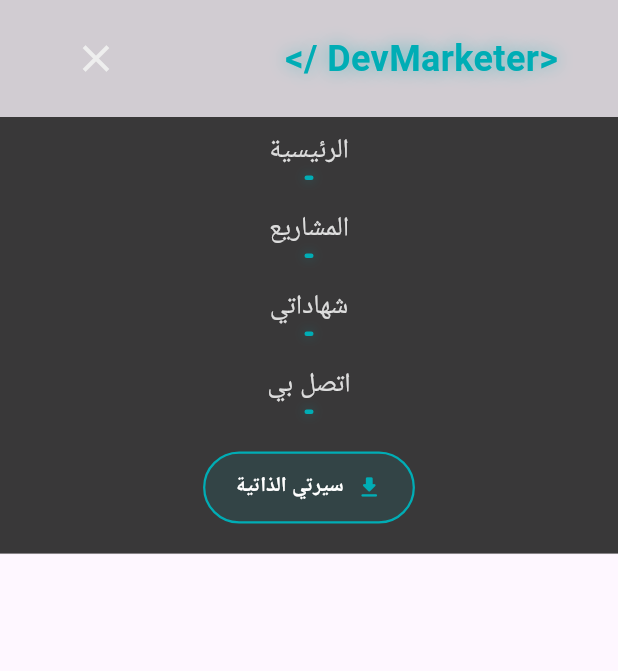
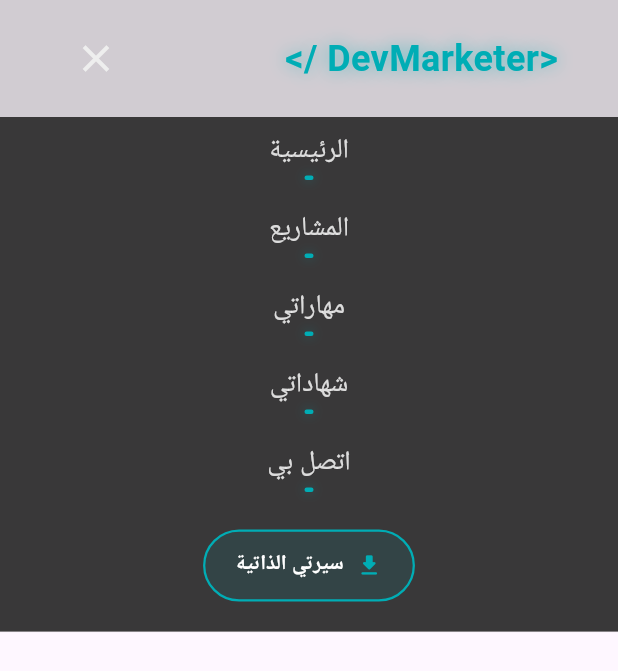
Before and after one commit to Ahmedshrfee/my_website, a Flutter app: the NavBar widget shown alone on an empty page, opened directly, after a tap on the "menu" icon, on a phone screen of 412 x 824 dp. Shown: the top 671 px of the screen. Run offline on Flutter 3.47's test engine with Material 3 defaults, Android fonts, the light colour scheme and no system bars; our stand-ins replace font_awesome_flutter, get, google_fonts; missing offline and left inert: dart:html; Roboto replaces fonts that are missing (Cairo).

Commit message:
add The skills cards and update the nav bar

```diff
--- a/lib/controllers/home_controller.dart
+++ b/lib/controllers/home_controller.dart
@@ -1,21 +1,28 @@
 import 'package:flutter/material.dart';
+import 'package:font_awesome_flutter/font_awesome_flutter.dart';
 import 'package:get/get.dart';
 import 'package:http/http.dart' as http; // لجلب بيانات الملف
 import 'dart:html' as html; // مكتبة الويب للتحميل
 
 import '../models/project_model.dart';
 import '../models/certificate_model.dart';
+import '../models/skill_model.dart';
 
 class HomeController extends GetxController {
 
   // ================== مفاتيح الأقسام (Smooth Scroll) ==================
   final GlobalKey homeKey = GlobalKey();
+  final GlobalKey skillsKey = GlobalKey();
   final GlobalKey projectsKey = GlobalKey();
   final GlobalKey certificatesKey = GlobalKey();
   final GlobalKey contactKey = GlobalKey();
 
   // ================== متغيرات الحالة ==================
   var isMenuOpen = false.obs;
+  //================  روابط التواصل الاجتماعي ==============
+  final String whatsappUrl = "https://wa.me/967734301896"; // ضع رقمك الدولي بدون +
+  final String linkedinUrl = "https://www.linkedin.com/in/ahmed-butalah";
+  final String githubUrl = "https://github.com/Ahmedshrfee";
 
   // ================== البيانات ==================
 
@@ -32,6 +39,16 @@ class HomeController extends GetxController {
     ProjectModel(title: "حملة تسويقية عقارية",
         description: "صفحة هبوط حققت نسبة تحويل 15%.",
         techStack: "SEO, Google Ads"),
+  ];
+  final List<SkillModel> skills = [
+    SkillModel(name: "Flutter", icon: FontAwesomeIcons.mobileScreen),
+    SkillModel(name: "Dart", icon: FontAwesomeIcons.code),
+    SkillModel(name: "Firebase", icon: FontAwesomeIcons.fire),
+    SkillModel(name: "GetX", icon: FontAwesomeIcons.layerGroup),
+    SkillModel(name: "API Integration", icon: FontAwesomeIcons.server),
+    SkillModel(name: "Git & GitHub", icon: FontAwesomeIcons.github),
+    SkillModel(name: "UI/UX Design", icon: FontAwesomeIcons.penNib),
+    SkillModel(name: "Digital Marketing", icon: FontAwesomeIcons.bullhorn),
   ];
 
   // قائمة الشهادات (تمت استعادتها 3 شهادات)
--- /dev/null
+++ b/lib/models/skill_model.dart
@@ -0,0 +1,8 @@
+import 'package:flutter/material.dart';
+
+class SkillModel {
+  final String name;
+  final IconData icon;
+
+  SkillModel({required this.name, required this.icon});
+}
--- a/lib/widgets/nav_bar.dart
+++ b/lib/widgets/nav_bar.dart
@@ -49,6 +49,9 @@ class NavBar extends GetView<HomeController> {
                           SizedBox(width: 30),
                           _navItemDesktop("المشاريع", controller.projectsKey),
                           SizedBox(width: 30),
+                          _navItemDesktop("مهاراتي", controller.skillsKey),
+                          // <--- الرابط الجديد
+                          SizedBox(width: 30),
                           _navItemDesktop(
                               "شهاداتي", controller.certificatesKey),
                           SizedBox(width: 30),
@@ -88,7 +91,10 @@ class NavBar extends GetView<HomeController> {
                         child: controller.isMenuOpen.value
                             ? Column(children: [
                           _navItemMobile("الرئيسية", controller.homeKey),
+
+
                           _navItemMobile("المشاريع", controller.projectsKey),
+                          _navItemMobile("مهاراتي", controller.skillsKey),
                           _navItemMobile("شهاداتي", controller.certificatesKey),
                           _navItemMobile("اتصل بي", controller.contactKey),
 
--- a/pubspec.yaml
+++ b/pubspec.yaml
@@ -36,6 +36,7 @@ dependencies:
   google_fonts: ^5.1.0
   url_launcher: ^6.1.11
   http: ^1.1.0
+  font_awesome_flutter: ^10.6.0
   # The following adds the Cupertino Icons font to your application.
   # Use with the CupertinoIcons class for iOS style icons.
   cupertino_icons: ^1.0.8
```
Also changed, not shown: lib/views/home_view.dart (+87 -27 lines), lib/widgets/skill_card.dart (added, +72 -0 lines), lib/widgets/social_icon.dart (added, +39 -0 lines), pubspec.lock, 19 other files.
